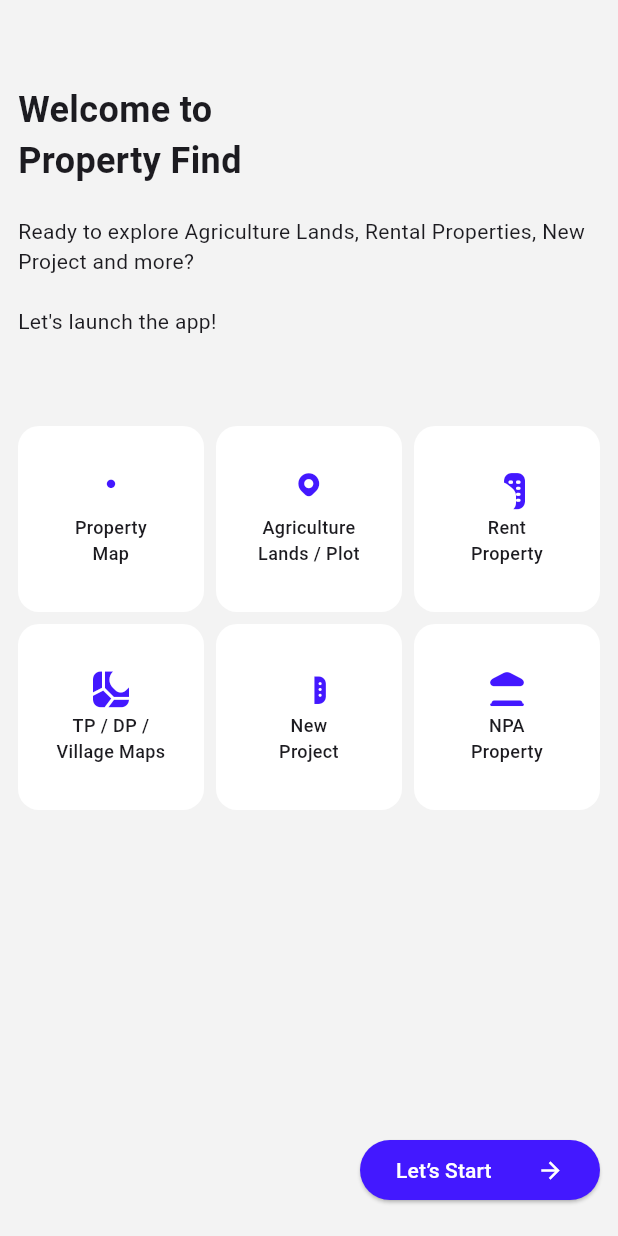
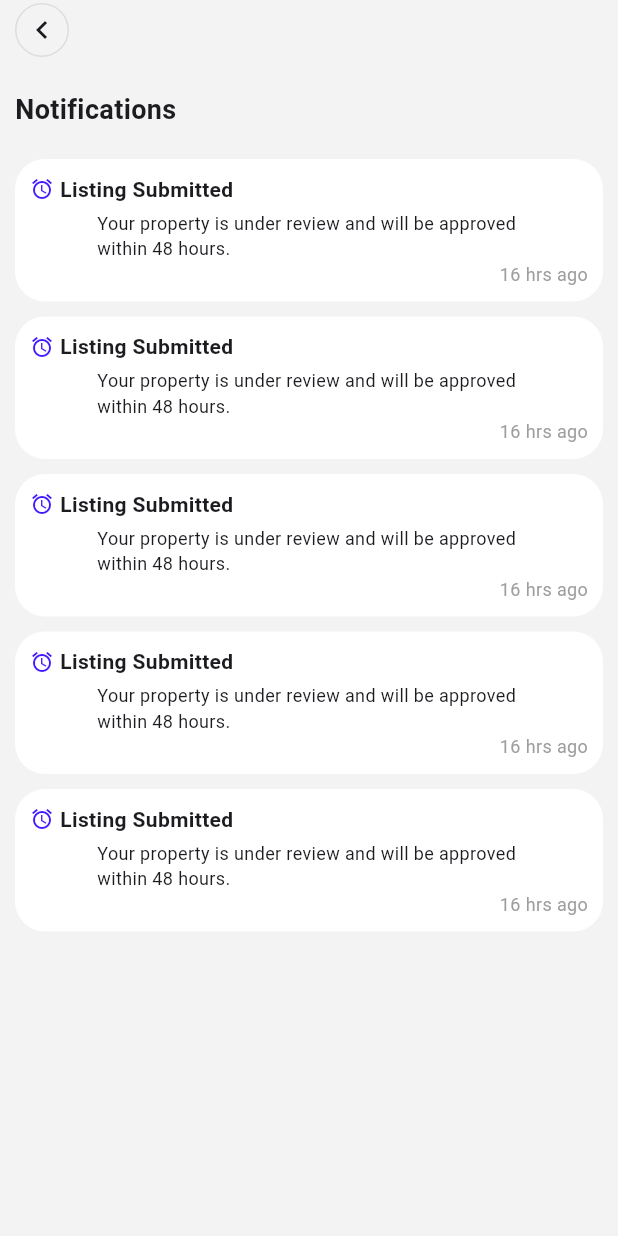
Before and after one commit to PradadRavi/ProperyFinderFlutter, a Flutter app: the screen it shows after launch, on a phone screen of 412 x 824 dp. Run offline on Flutter 3.47's test engine with Material 3 defaults, Android fonts, the phone set to English and light mode, and no system bars; our stand-ins replace flutter_svg, go_router.

Commit message:
notification view done

```diff
--- a/lib/core/app_theme/app_theme.dart
+++ b/lib/core/app_theme/app_theme.dart
@@ -12,12 +12,10 @@ class AppTheme {
       color: AppColors.primaryColor,
       applyTextScaling: true,
     ),
-    textButtonTheme: ,
-    primaryTextTheme: ,
-    textSelectionTheme: ,
-    textTheme: ,
-
-
+    // textButtonTheme: ,
+    // primaryTextTheme: ,
+    // textSelectionTheme: ,
+    // textTheme: ,
   );
 
   static ThemeData darkTheme = ThemeData(
--- a/lib/core/common/widgets/app_bar_custom.dart
+++ b/lib/core/common/widgets/app_bar_custom.dart
@@ -27,6 +27,9 @@ class AppBarCustom extends StatelessWidget implements PreferredSize {
           color: AppColors.borderGreyColor,
         ),
       ),
-        child: Icon(Icons.keyboard_arrow_left));
+      child: Icon(
+        Icons.keyboard_arrow_left,
+      ),
+    );
   }
 }
--- a/lib/core/common/widgets/round_rectangle_icon_text.dart
+++ b/lib/core/common/widgets/round_rectangle_icon_text.dart
@@ -1,5 +1,4 @@
 import 'package:flutter/material.dart';
-import 'package:propertyfinder/core/res/app_icons.dart';
 
 class RoundRectangleIconText extends StatelessWidget {
   const RoundRectangleIconText({
--- a/lib/core/extensions/context_extensions.dart
+++ b/lib/core/extensions/context_extensions.dart
@@ -52,5 +52,5 @@ extension ContextExtensions on BuildContext {
   TextStyle? get pDisplayLarge => Theme.of(this).primaryTextTheme.displayLarge;
 
   // Accent TextTheme
-  TextStyle get aH1 => Theme.of(this).textSelectionTheme.;
+  // TextStyle get aH1 => Theme.of(this).textSelectionTheme.cursorColor;
 }
--- a/lib/core/utils/app_strings.dart
+++ b/lib/core/utils/app_strings.dart
@@ -2,7 +2,7 @@ class AppStrings {
   AppStrings._();
   static const String welcomeToFindProperty = "Welcome to\nProperty Find";
   static const String readyToExplore =
-      "Ready to explore Agriculture Lands, Rental Properties, New Project and more?";
+      '''Ready to explore Agriculture Lands, Rental Properties, New Project and more?''';
   static const String letsLaunch = "Let's launch the app!";
   static const String letsStart = "Let’s Start";
   static const String getOtp = "Get OTP";
@@ -30,4 +30,37 @@ class AppStrings {
   static const String ofPropertyFindApplication =
       "of Property Find Application";
   static const String privacyPolicy = "Privacy Policy";
+
+  //Onboarding
+  static const List<Map<String, String>> onBoardingText = [
+    {
+      "title": "Find Property with Ease",
+      "body":
+          '''Explore properties on an interactive map – from agriculture lands to city plots, all in one place''',
+    },
+    {
+      "title": "Buy or Rent, Your Way",
+      "body":
+          '''Discover agriculture lands, homes, shops, flats, and even commercial & industrial spaces for sale or rent.''',
+    },
+    {
+      "title": "Explore Projects & Plans",
+      "body":
+          '''View TP/DP, Village maps, and upcoming real estate projects near you.'''
+    },
+    {
+      "title": "Don’t Miss NPA Deals",
+      "body":
+          ''''Get access to distressed (NPA) properties and smart investment opportunities.'''
+    }
+  ];
+  static const String skip = "Skip >";
+  static const String next = "Next";
+  static const String continues = "Continue";
+  //Notification
+  static const String notification = "Notifications";
+  static const String notificationDummyTitile = "Listing Submitted";
+  static const String notificationDummySubtitle =
+      '''Your property is under review and will be approved
+within 48 hours.''';
 }
--- /dev/null
+++ b/lib/core/utils/assets_path.dart
@@ -0,0 +1,5 @@
+class AssetsPath {
+  static const basePath = "assets/";
+  static const slideOnboardingSvg = "${basePath}slideonboarding.svg";
+  static const addPropertySvg = "${basePath}add_property_empty.svg";
+}
--- a/lib/main.dart
+++ b/lib/main.dart
@@ -1,9 +1,14 @@
 import 'package:flutter/material.dart';
 import 'package:propertyfinder/core/app_theme/app_theme.dart';
 import 'package:propertyfinder/core/res/app_colors.dart';
+import 'package:propertyfinder/src/add_property/presentation/views/add_property_view.dart';
 import 'package:propertyfinder/src/auth/prsentation/view/auth_screen.dart';
 import 'package:propertyfinder/src/auth/prsentation/view/set_up_profile_screen.dart';
+import 'package:propertyfinder/src/notification/presentation/views/notification_view.dart';
+import 'package:propertyfinder/src/on_baording/presentation/provider/onboarding_provider.dart';
 import 'package:propertyfinder/src/on_baording/presentation/views/on_boarding_screen.dart';
+import 'package:propertyfinder/src/on_baording/presentation/views/onboarding_slide_view.dart';
+import 'package:provider/provider.dart';
 
 void main() {
   runApp(const MyApp());
@@ -16,10 +21,14 @@ class MyApp extends StatelessWidget {
   Widget build(BuildContext context) {
     return MaterialApp(
       title: 'Flutter Demo',
+      debugShowCheckedModeBanner: false,
       theme: AppTheme.theme,
       darkTheme: AppTheme.darkTheme,
       themeMode: ThemeMode.system,
-      home: OnBoardingScreen(),
+      home: ChangeNotifierProvider(
+        create: (context) => OnboardingProvider(),
+        child: NotificationView(),
+      ),
     );
   }
 }
--- /dev/null
+++ b/lib/src/notification/presentation/views/notification_view.dart
@@ -0,0 +1,50 @@
+import 'package:flutter/material.dart';
+import 'package:propertyfinder/core/common/widgets/app_bar_custom.dart';
+import 'package:propertyfinder/core/utils/app_strings.dart';
+import 'package:propertyfinder/src/notification/presentation/widgets/notifiaction_widget.dart';
+
+class NotificationView extends StatelessWidget {
+  const NotificationView({super.key});
+
+  @override
+  Widget build(BuildContext context) {
+    return Scaffold(
+      appBar: AppBarCustom(),
+      body: Padding(
+        padding: const EdgeInsets.symmetric(
+          horizontal: 10,
+        ),
+        child: Column(
+          crossAxisAlignment: CrossAxisAlignment.start,
+          children: [
+            SizedBox(
+              height: 20,
+            ),
+            Text(
+              AppStrings.notification,
+              style: TextStyle(
+                fontSize: 18,
+                fontWeight: FontWeight.bold,
+              ),
+            ),
+            SizedBox(
+              height: 20,
+            ),
+            Expanded(
+              child: ListView.builder(
+                itemCount: 5,
+                itemBuilder: (context, index) {
+                  return NotifiactionWidget(
+                    icon: Icon(Icons.abc),
+                    title: AppStrings.notificationDummyTitile,
+                    subtitle: AppStrings.notificationDummySubtitle,
+                  );
+                },
+              ),
+            )
+          ],
+        ),
+      ),
+    );
+  }
+}
--- /dev/null
+++ b/lib/src/notification/presentation/widgets/notifiaction_widget.dart
@@ -0,0 +1,67 @@
+import 'package:flutter/material.dart';
+import 'package:propertyfinder/core/res/app_colors.dart';
+import 'package:propertyfinder/core/utils/app_strings.dart';
+
+class NotifiactionWidget extends StatelessWidget {
+  const NotifiactionWidget(
+      {super.key,
+      required this.icon,
+      required this.title,
+      required this.subtitle});
+  final Icon icon;
+  final String title;
+  final String subtitle;
+
+  @override
+  Widget build(BuildContext context) {
+    return Container(
+      padding: const EdgeInsets.all(10),
+      margin: const EdgeInsets.only(bottom: 10),
+      decoration: BoxDecoration(
+        color: Colors.white,
+        borderRadius: BorderRadius.circular(20),
+      ),
+      child: Column(
+        children: [
+          Row(
+            children: [
+              Icon(
+                Icons.alarm,
+                size: 16,
+              ),
+              const SizedBox(
+                width: 4,
+              ),
+              Text(
+                AppStrings.notificationDummyTitile,
+                style: TextStyle(
+                  fontSize: 14,
+                  fontWeight: FontWeight.bold,
+                ),
+              )
+            ],
+          ),
+          SizedBox(
+            height: 4,
+          ),
+          Text(
+            AppStrings.notificationDummySubtitle,
+            style: TextStyle(
+              fontSize: 12,
+            ),
+          ),
+          Align(
+            alignment: Alignment.topRight,
+            child: Text(
+              "16 hrs ago",
+              style: TextStyle(
+                color: Colors.grey,
+                fontSize: 12,
+              ),
+            ),
+          )
+        ],
+      ),
+    );
+  }
+}
--- /dev/null
+++ b/lib/src/on_baording/presentation/provider/onboarding_provider.dart
@@ -0,0 +1,9 @@
+import 'package:flutter/material.dart';
+
+class OnboardingProvider extends ChangeNotifier {
+  int slideCount = 0;
+  void slideNext() {
+    slideCount++;
+    notifyListeners();
+  }
+}
--- a/pubspec.yaml
+++ b/pubspec.yaml
@@ -35,6 +35,8 @@ dependencies:
   # Use with the CupertinoIcons class for iOS style icons.
   cupertino_icons: ^1.0.8
   go_router: ^15.1.1
+  flutter_svg: ^2.1.0
+  provider: ^6.1.5
 
 dev_dependencies:
   flutter_test:
@@ -59,8 +61,8 @@ flutter:
   uses-material-design: true
 
   # To add assets to your application, add an assets section, like this:
-  # assets:
-  #   - images/a_dot_burr.jpeg
+  assets:
+    - assets/
   #   - images/a_dot_ham.jpeg
 
   # An image asset can refer to one or more resolution-specific "variants", see
```
Also changed, not shown: lib/core/common/widgets/sliver_app_bar_custom.dart (added, +37 -0 lines), lib/src/add_property/presentation/views/add_property_view.dart (added, +204 -0 lines), lib/src/on_baording/presentation/views/onboarding_slide_view.dart (added, +52 -0 lines), lib/src/on_baording/presentation/views/refactor/text_and_button_section.dart (added, +61 -0 lines), lib/src/on_baording/presentation/views/widgets/title_and_body.dart (added, +32 -0 lines), assets/add_property_empty.svg (added), assets/slideonboarding.svg (added), pubspec.lock. Lines whose indentation alone changed are shown as unchanged.
